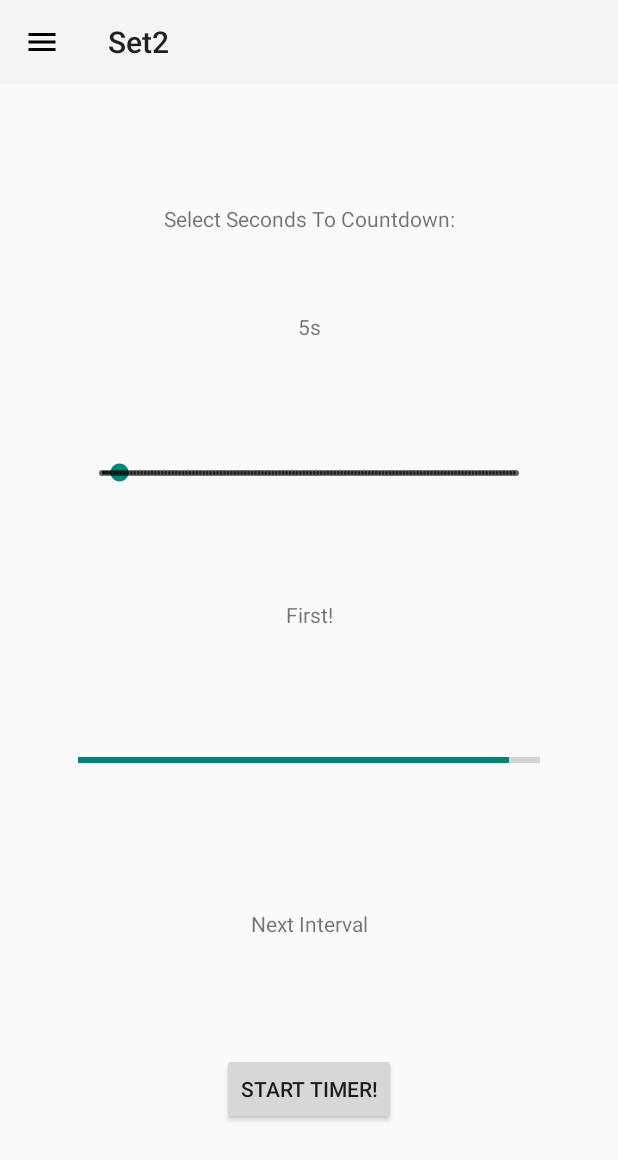
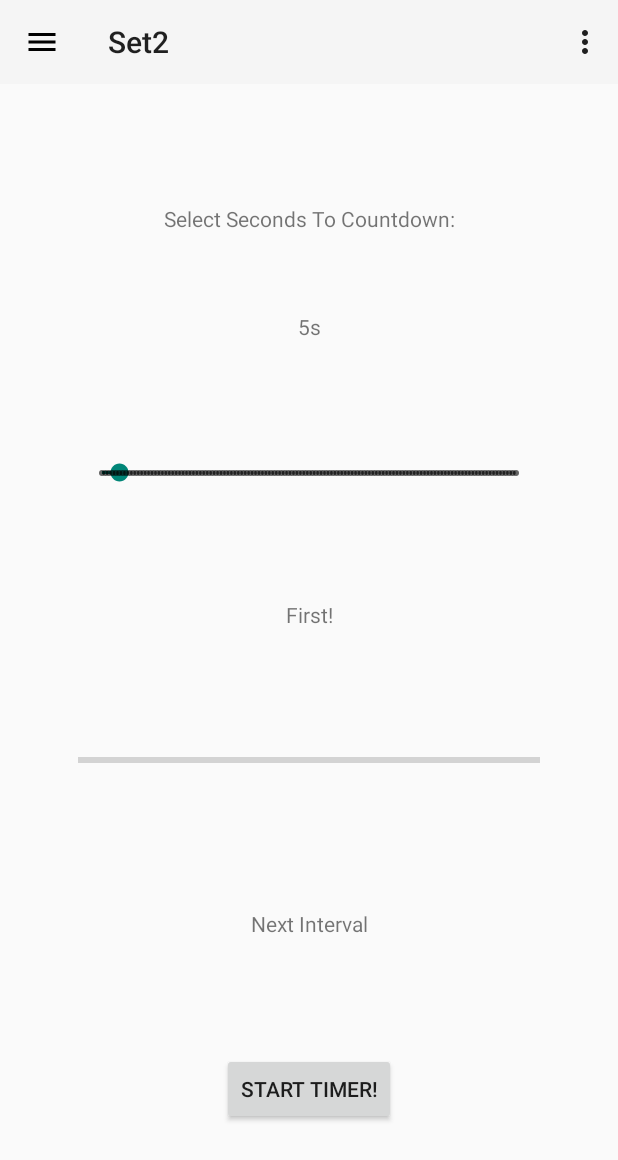
Before and after one commit to willw00/IntervalTracker, an Android app: the screen it shows after launch (MainActivity), in the side drawer, after a tap on "Set2", on a phone screen of 412 x 824 dp. Shown: the top 1160 px of the screen. Run offline under Robolectric (Android 15) with nearby library versions, the phone set to English and light mode, and no system bars; libraries missing offline, so code that uses them is left out: com.beust.klaxon; 2 statements that could not run were skipped.

Commit message:
Add options menu

```diff
--- a/app/build.gradle
+++ b/app/build.gradle
@@ -24,7 +24,7 @@ android {
 
 dependencies {
     implementation fileTree(dir: 'libs', include: ['*.jar'])
-    implementation"org.jetbrains.kotlin:kotlin-stdlib-jdk7:$kotlin_version"
+    implementation "org.jetbrains.kotlin:kotlin-stdlib-jdk7:$kotlin_version"
     implementation 'com.android.support:appcompat-v7:26.0.0'
     implementation 'com.android.support:design:27.0.2'
     implementation 'com.android.support.constraint:constraint-layout:1.1.3'
--- a/app/src/main/AndroidManifest.xml
+++ b/app/src/main/AndroidManifest.xml
@@ -9,6 +9,11 @@
         android:roundIcon="@mipmap/ic_launcher_round"
         android:supportsRtl="true"
         android:theme="@style/Theme.AppCompat.DayNight.NoActionBar">
+        <activity
+            android:name=".EditActivity"
+            android:label="edit_activity"
+            android:theme="@style/Theme.AppCompat.DayNight.NoActionBar">
+        </activity>
         <activity android:name=".MainActivity">
             <intent-filter>
                 <action android:name="android.intent.action.MAIN" />
--- a/app/src/main/java/com/example/willweiss/intervaltracker/MainActivity.kt
+++ b/app/src/main/java/com/example/willweiss/intervaltracker/MainActivity.kt
@@ -1,18 +1,15 @@
 package com.example.willweiss.intervaltracker
 
-import android.content.ClipData
 import android.support.v7.app.AppCompatActivity
 import android.os.Bundle
 import android.os.Handler
 import android.support.design.widget.NavigationView
 import android.support.v4.view.GravityCompat
-import android.support.v4.widget.DrawerLayout
-import android.support.v7.app.ActionBar
 import android.view.Menu
+import android.view.MenuInflater
 import android.view.MenuItem
 import android.view.View
 import android.widget.TextView
-import com.example.willweiss.intervaltracker.components.DAO
 import com.example.willweiss.intervaltracker.components.LocalFileDAO
 import com.example.willweiss.intervaltracker.components.ProgressBarUpdatingCountDownTimer
 import com.example.willweiss.intervaltracker.components.TimePickerChangeListener
@@ -20,7 +17,6 @@ import com.example.willweiss.intervaltracker.model.Interval
 import com.example.willweiss.intervaltracker.model.IntervalSet
 import com.example.willweiss.intervaltracker.model.ProgressBarUpdate
 import kotlinx.android.synthetic.main.activity_main.*
-import kotlinx.android.synthetic.main.activity_main.view.*
 
 class MainActivity : AppCompatActivity() {
     private var timePickerListener: TimePickerChangeListener? = null
@@ -37,9 +33,9 @@ class MainActivity : AppCompatActivity() {
 
     private val intervalSets = mapOf(0 to intervalSet, 1 to intervalSet2)
 
-    var activeIntervalSet = intervalSet
+    private var activeIntervalSet = intervalSet
 
-    val progressBarHandler = Handler() {message ->
+    private val progressBarHandler = Handler() { message ->
         if (message.what == UPDATE_PROGRESS_BAR) {
             val progress = message.obj as ProgressBarUpdate
 
@@ -104,10 +100,16 @@ class MainActivity : AppCompatActivity() {
         setTimePicker(pickedTime)
 
         val localDAO = LocalFileDAO()
-        val saveResp = localDAO.saveIntervalSet(applicationContext, intervalSet)
-        val saveResp2 = localDAO.saveIntervalSet(applicationContext, intervalSet2)
+        localDAO.saveIntervalSet(this, intervalSet)
+        localDAO.saveIntervalSet(this, intervalSet2)
 
-        val loadResp = localDAO.loadIntervalSets(applicationContext)
+        localDAO.loadIntervalSets(this)
+    }
+
+    override fun onCreateOptionsMenu(menu: Menu): Boolean {
+        val inflater: MenuInflater = menuInflater
+        inflater.inflate(R.menu.interval_view_menu, menu)
+        return true
     }
 
     override fun onOptionsItemSelected(item: MenuItem): Boolean {
--- a/app/src/main/res/layout/activity_main.xml
+++ b/app/src/main/res/layout/activity_main.xml
@@ -16,7 +16,9 @@
             android:layout_width="match_parent"
             android:layout_height="?attr/actionBarSize"
             android:background="?attr/colorPrimary"
-            android:theme="@style/ThemeOverlay.AppCompat.ActionBar"></android.support.v7.widget.Toolbar>
+            android:theme="@style/ThemeOverlay.AppCompat.ActionBar">
+
+        </android.support.v7.widget.Toolbar>
 
         <TextView
             android:id="@+id/enterSecondsToCountdown"
--- /dev/null
+++ b/app/src/main/res/menu/interval_view_menu.xml
@@ -0,0 +1,13 @@
+<?xml version="1.0" encoding="utf-8"?>
+<menu xmlns:app="http://schemas.android.com/apk/res-auto"
+    xmlns:android="http://schemas.android.com/apk/res/android">
+
+    <item
+        android:id="@+id/edit_interval"
+        android:title="Edit"
+        app:showAsAction="never" />
+    <item
+        android:id="@+id/delete_interval"
+        android:title="Delete"
+        app:showAsAction="never" />
+</menu>
--- /dev/null
+++ b/app/src/main/res/values/dimens.xml
@@ -0,0 +1,3 @@
+<resources>
+    <dimen name="fab_margin">16dp</dimen>
+</resources>
--- a/app/src/main/res/values/strings.xml
+++ b/app/src/main/res/values/strings.xml
@@ -2,4 +2,5 @@
     <string name="app_name">Interval Tracker</string>
     <string name="start_timer">Start Timer!</string>
     <string name="enter_seconds_to_countdown">Select Seconds To Countdown:</string>
+    <string name="title_activity_edit">EditActivity</string>
 </resources>
```
Also changed, not shown: app/src/main/java/com/example/willweiss/intervaltracker/EditActivity.kt (added, +22 -0 lines), app/src/main/res/layout/activity_edit.xml (added, +31 -0 lines), app/src/main/res/values/styles.xml (+9 -0 lines), app/src/main/java/com/example/willweiss/intervaltracker/components/DAO.kt (line endings or trailing spaces), 1 other file.
